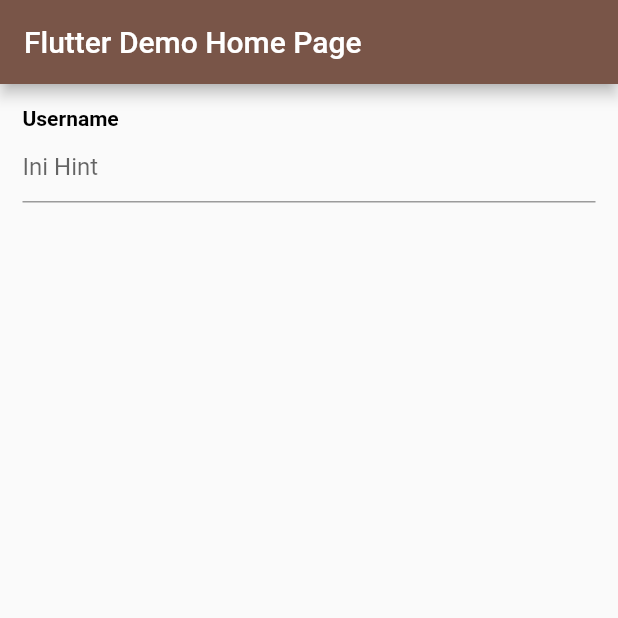
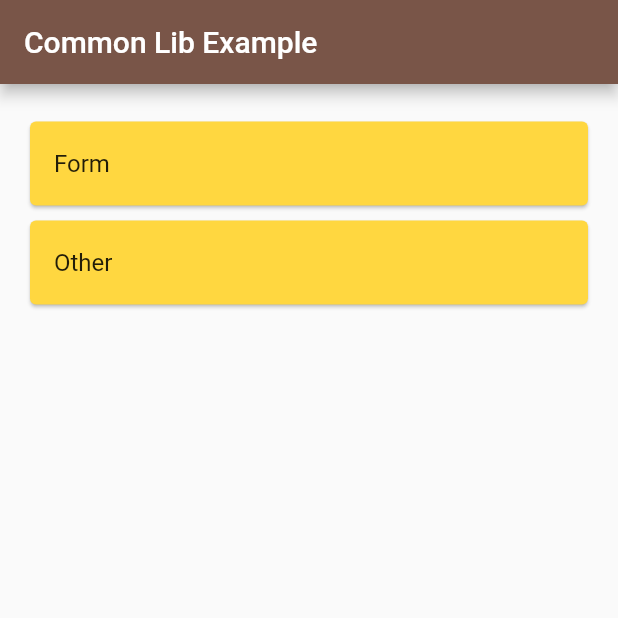
Before and after one commit to budimanlai/flutter-common_lib, a Flutter app: the screen it shows after launch, on a phone screen of 412 x 824 dp, the top half of it. Run offline on Flutter 3.47's test engine with Material 2 defaults, Android fonts, the phone set to English and light mode, and no system bars.

Commit message:
update form ui

```diff
--- a/example/lib/main.dart
+++ b/example/lib/main.dart
@@ -1,5 +1,5 @@
+import 'package:example/form.dart';
 import 'package:flutter/material.dart';
-import 'package:common_lib/ui/ui.dart' as MyUI;
 import 'package:common_lib/styles/color.dart';
 import 'package:common_lib/extensions/color.dart';
 
@@ -21,7 +21,7 @@ class MyApp extends StatelessWidget {
       theme: ThemeData(
         primarySwatch: Colors.brown,
       ),
-      home: MyHomePage(title: 'Flutter Demo Home Page'),
+      home: MyHomePage(title: 'Common Lib Example'),
     );
   }
 }
@@ -35,6 +35,16 @@ class MyHomePage extends StatefulWidget {
 }
 
 class _MyHomePageState extends State<MyHomePage> {
+  Widget addItem(String title, Function()? onTap) {
+    return Card(
+      margin: const EdgeInsets.symmetric(vertical: 5),
+      color: Colors.amberAccent,
+      child: ListTile(
+        title: Text(title),
+        onTap: onTap,
+      ),
+    );
+  }
 
   @override
   Widget build(BuildContext context) {
@@ -44,14 +54,18 @@ class _MyHomePageState extends State<MyHomePage> {
         ),
         body: Center(
             child: Padding(
-          padding: const EdgeInsets.all(15.0),
-          child: Column(
-            children: <Widget>[
-              MyUI.Form.textFormField(title: "Username", hint: "Ini Hint")
-            ],
+          padding: const EdgeInsets.all(20.0),
+          child: ListView(children: [
+            addItem("Form", () {
+              Navigator.push(
+                context,
+                MaterialPageRoute(
+                  builder: (context) => FormPage(),
                 ),
-        ),
-      )
               );
+            }),
+            addItem("Other", () => null)
+          ]),
+        )));
   }
 }
--- a/lib/ui/form.dart
+++ b/lib/ui/form.dart
@@ -1,76 +1,6 @@
 part of 'ui.dart';
 
 class Form {
-  static Widget textFormField(
-      {required String title,
-      String? initialValue,
-      bool? readOnly,
-      bool? obscureText,
-      TextInputType? keyboardType,
-      TextEditingController? controller,
-      TextInputAction? inputAction,
-      Widget? suffix,
-      int maxLines = 1,
-      String? hint,
-      Function(String)? onFieldSubmitted,
-      Function()? onTap,
-      Function(String? value)? validator,
-      Function(String? value)? onSaved,
-      Function(String? value)? onChanged
-      }) {
-    return Container(
-      margin: EdgeInsets.only(bottom: 20),
-      child: Column(
-        crossAxisAlignment: CrossAxisAlignment.start,
-        children: [
-          Text(
-            title,
-            style: Style.textFormLabel(),
-          ),
-          TextFormField(
-            controller: controller,
-            initialValue: controller == null ? (initialValue ?? "") : null,
-            autocorrect: false,
-            autofocus: false,
-            readOnly: readOnly ?? false,
-            obscureText: obscureText ?? false,
-            keyboardType: keyboardType ?? TextInputType.text,
-            textInputAction: inputAction,
-            maxLines: maxLines,
-            validator: (value) {
-              if (validator != null) {
-                return validator(value);
-              } else {
-                return null;
-              }
-            },
-            onFieldSubmitted: (v) {
-              if (onFieldSubmitted != null) {
-                onFieldSubmitted(v);
-              }
-            },
-            onTap: () {
-              if (onTap != null) {
-                onTap();
-              }
-            },
-            onSaved: (v) {
-              if (onSaved != null) {
-                onSaved(v);
-              }
-            },
-            onChanged: (v) {
-              if (onChanged != null) {
-                onChanged(v);
-              }
-            },
-            decoration: InputDecoration(hintText: hint, suffixIcon: suffix),
-          ),
-        ],
-      ),
-    );
-  }
-
   // Line spacer
   static Widget spacer({double? height, Color? color}) {
     return Container(
--- a/lib/ui/ui.dart
+++ b/lib/ui/ui.dart
@@ -4,3 +4,5 @@ import 'package:common_lib/styles/color.dart';
 
 part 'form.dart';
 part 'button.dart';
+part 'form/text_field.dart';
+part 'form/password_field.dart';
```
Also changed, not shown: example/lib/form.dart (added, +36 -0 lines), lib/api/api_client.dart (+1 -8 lines), lib/ui/form/password_field.dart (added, +71 -0 lines), lib/ui/form/text_field.dart (added, +65 -0 lines), example/pubspec.lock. Lines whose indentation alone changed are shown as unchanged.
